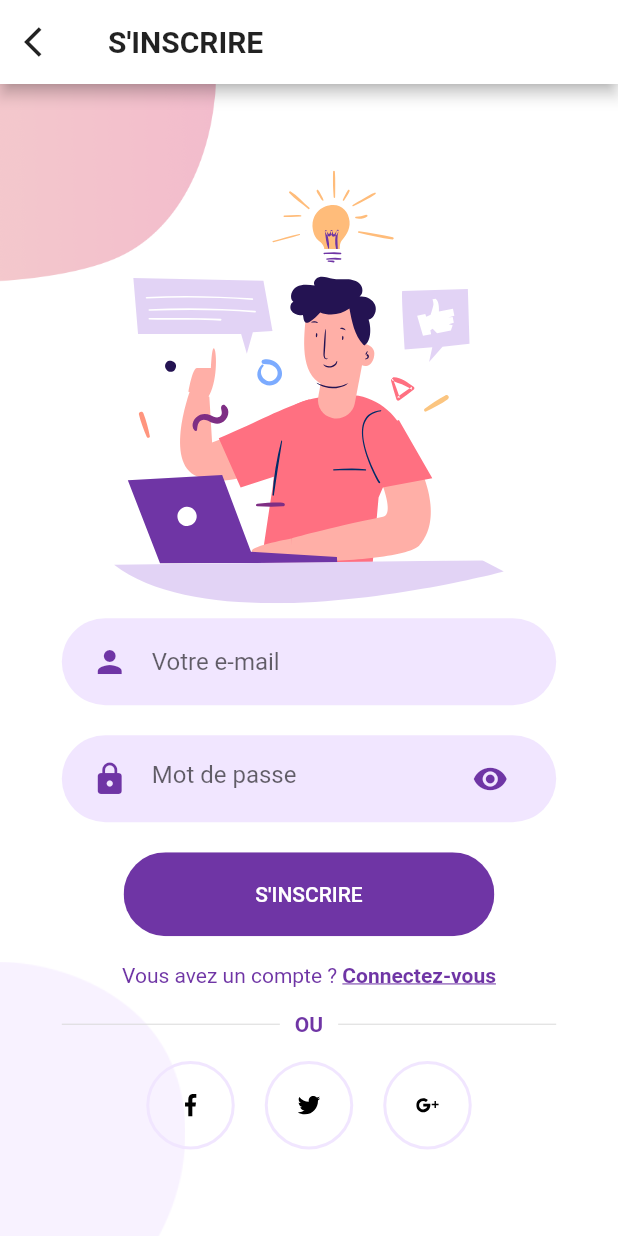
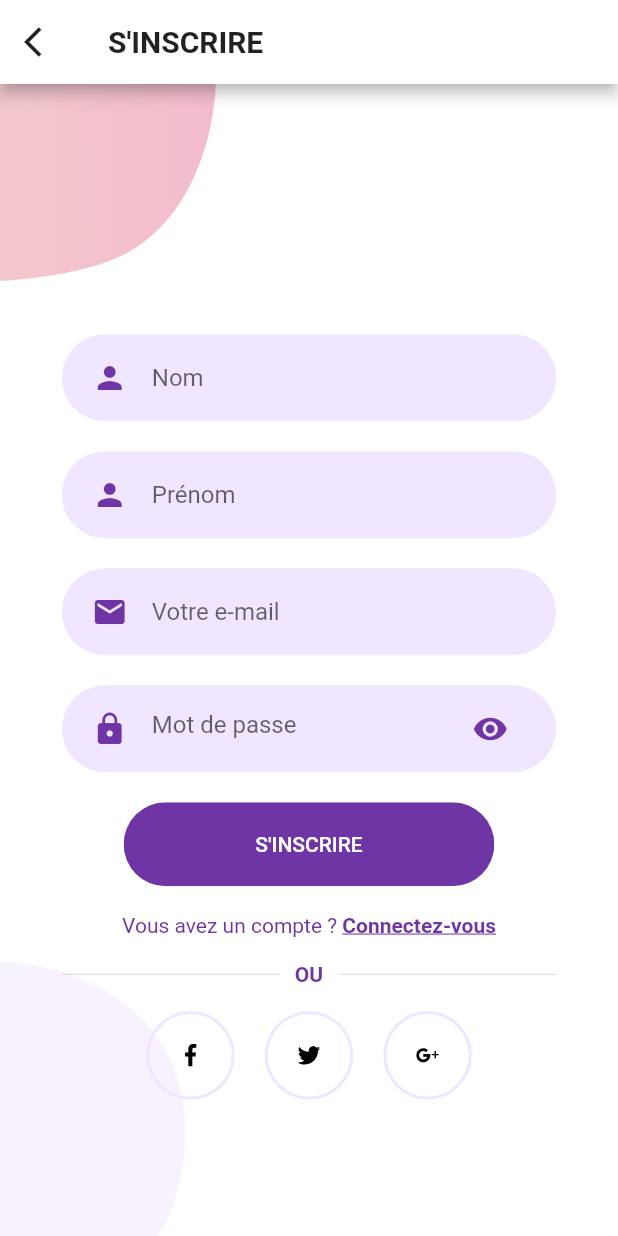
Before and after one commit to johlamie/healthCare, a Flutter app: the SignUpScreen screen opened directly, on a phone screen of 412 x 824 dp. Run offline on Flutter 3.47's test engine with Material 2 defaults, Android fonts, the phone set to English and light mode, and no system bars; our stand-ins replace firebase_auth, flutter_svg; missing offline and left inert: dart:ffi, health; accounts and stored records are empty; project files that could hold a hidden picture were left out.

Commit message:
Ajout de champs Nom, Prenom à la page d'inscription et ajout du necessaire FireBase

```diff
--- a/lib/Screens/SignUp/components/body.dart
+++ b/lib/Screens/SignUp/components/body.dart
@@ -9,22 +9,38 @@ import 'package:healtcare/components/rouded_button.dart';
 import 'package:healtcare/components/rounded_input_field.dart';
 import 'package:healtcare/components/rounded_password_field.dart';
 import 'package:healtcare/constants.dart';
+import 'package:firebase_auth/firebase_auth.dart';
 
 class Body extends StatelessWidget {
   @override
   Widget build(BuildContext context) {
     Size size = MediaQuery.of(context).size;
+    FirebaseAuth auth = FirebaseAuth.instance;
+
     return Backgroud(
       child: SingleChildScrollView(
         child: Column(
           mainAxisAlignment: MainAxisAlignment.center,
           children: <Widget>[
+            /*
             SvgPicture.asset(
               "assets/icons/signup.svg",
               height: size.height * 0.35,
+            ),*/
+            SizedBox(
+              height: size.height * 0.08,
+            ),
+            RoundedInputField(
+              hintText: "Nom",
+              onChanged: (value) {},
+            ),
+            RoundedInputField(
+              hintText: "Prénom",
+              onChanged: (value) {},
             ),
             RoundedInputField(
               hintText: "Votre e-mail",
+              icon: Icons.mail,
               onChanged: (value) {},
             ),
             RoundedPasswordField(
--- a/pubspec.yaml
+++ b/pubspec.yaml
@@ -23,6 +23,8 @@ environment:
 dependencies:
   flutter:
     sdk: flutter
+  firebase_core: "^0.7.0"
+  firebase_auth: "^0.20.1"
 
 
   # The following adds the Cupertino Icons font to your application.
```
Also changed, not shown: pubspec.lock, 2 other files.
